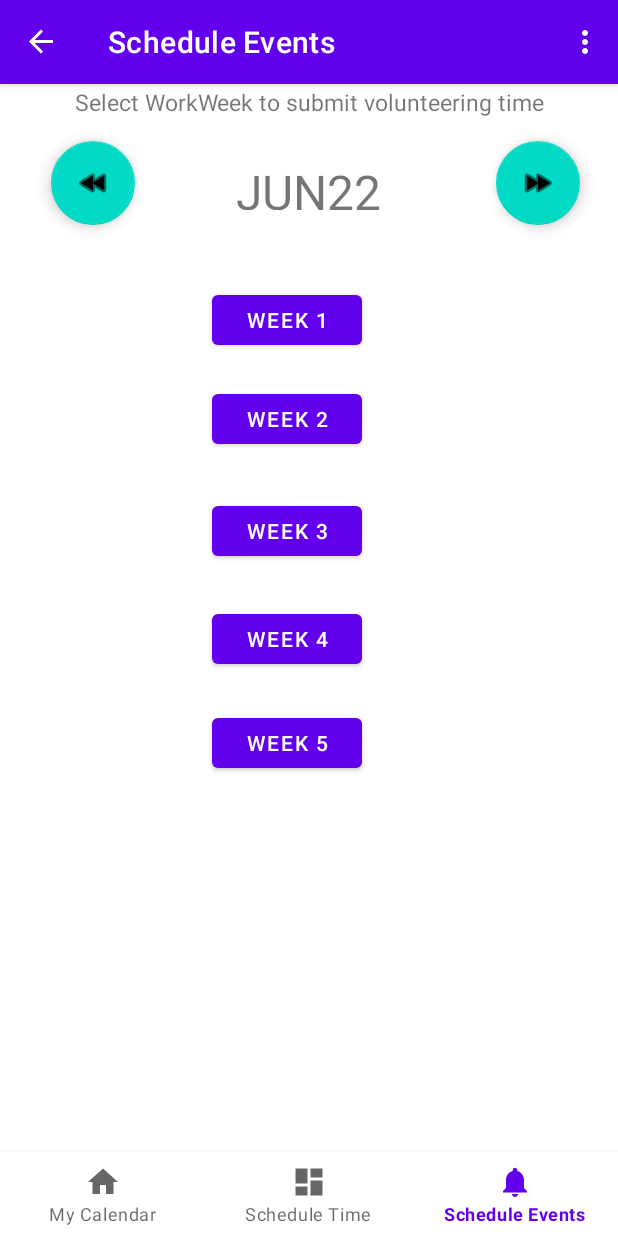
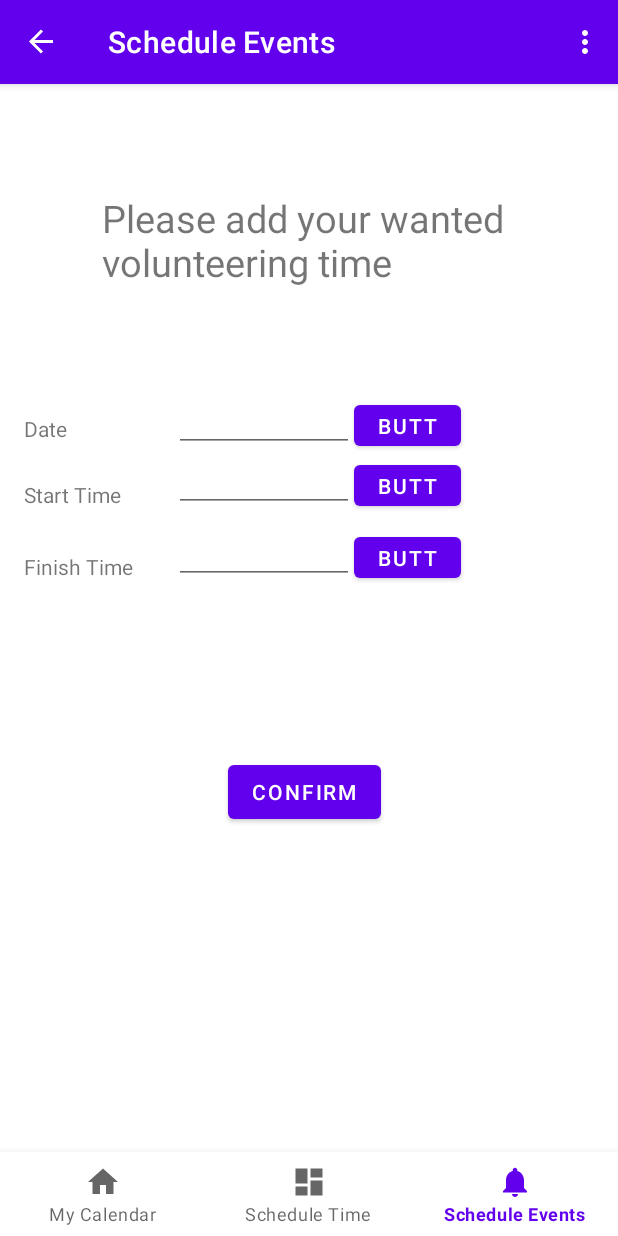
Before and after one commit to Lirseg/AndroidApp, an Android app: the NotificationsFragment screen opened through its navigation route, on a phone screen of 412 x 824 dp. Run offline under Robolectric (Android 15) with nearby library versions, the phone set to English and light mode, and no system bars; our stand-ins replace Firebase (no records; nobody signed in at launch, a user with empty details on screens opened directly), navigation-ui; libraries missing offline, so code that uses them is left out: com.applandeo.materialcalendarview; 4 statements that could not run were skipped.

```diff
--- a/app/build.gradle
+++ b/app/build.gradle
@@ -62,6 +62,10 @@ dependencies {
     implementation 'com.google.firebase:firebase-analytics'
     implementation 'com.google.firebase:firebase-auth'
     implementation 'com.google.firebase:firebase-firestore'
+    implementation 'com.firebaseui:firebase-ui-database:6.4.0'
+    implementation 'com.firebaseui:firebase-ui-firestore:4.3.1'
+
+
 
 
 }
--- a/app/src/main/AndroidManifest.xml
+++ b/app/src/main/AndroidManifest.xml
@@ -37,6 +37,12 @@
             android:exported="true">
 
         </activity>
+        <activity
+            android:name=".ui.dashboard.Schedule"
+            android:label="@string/app_name"
+            android:exported="true">
+
+        </activity>
     </application>
 
 </manifest>
--- a/app/src/main/java/com/example/myapplication/DB/EventListAdapter.java
+++ b/app/src/main/java/com/example/myapplication/DB/EventListAdapter.java
@@ -34,6 +34,7 @@ public class EventListAdapter extends ListAdapter<Event, EventViewHolder> {
         holder.bindRmv(current.getEventName(), a );
         holder.bindEdit(current.getEventName(),current.getEventDate(),current.getEventTimeFrom(),current.getEventTimeTo(),current.getNeeded(), a,root );
 
+        holder.bindSchedule(root, a);
 
     }
 
--- a/app/src/main/java/com/example/myapplication/MainActivity.java
+++ b/app/src/main/java/com/example/myapplication/MainActivity.java
@@ -63,10 +63,10 @@ public class MainActivity extends AppCompatActivity {
         NavigationUI.setupWithNavController(binding.navView, navController);
 
         if (extras != null) {
-            String value = extras.getString("userIs");
+            Boolean value = extras.getBoolean("admin");
             //The key argument here must match that used in the other activity
 
-            if (value.equals("admin" )){
+            if (value){
                 navView.getMenu().findItem(R.id.navigation_notifications).setVisible(false);
 
             }else{
--- a/app/src/main/java/com/example/myapplication/ui/dashboard/DashboardFragment.java
+++ b/app/src/main/java/com/example/myapplication/ui/dashboard/DashboardFragment.java
@@ -53,6 +53,7 @@ public class DashboardFragment extends Fragment {
         View root = binding.getRoot();
 
         RecyclerView recyclerView = root.findViewById(R.id.recyclerview);
+        System.out.println("this is test" + recyclerView);
         final EventListAdapter adapter = new EventListAdapter(new EventListAdapter.EventDiff(),getActivity(),root);
         recyclerView.setAdapter(adapter);
         recyclerView.setLayoutManager(new LinearLayoutManager(getContext()));
--- a/app/src/main/java/com/example/myapplication/ui/notifications/NotificationsFragment.java
+++ b/app/src/main/java/com/example/myapplication/ui/notifications/NotificationsFragment.java
@@ -1,5 +1,7 @@
 package com.example.myapplication.ui.notifications;
 
+import android.app.DatePickerDialog;
+import android.app.TimePickerDialog;
 import android.content.DialogInterface;
 import android.os.Build;
 import android.os.Bundle;
@@ -8,18 +10,26 @@ import android.view.View;
 import android.view.ViewGroup;
 import android.widget.ArrayAdapter;
 import android.widget.Button;
+import android.widget.DatePicker;
+import android.widget.EditText;
 import android.widget.ImageButton;
 import android.widget.ListView;
 import android.widget.TextView;
+import android.widget.TimePicker;
 
 import androidx.annotation.NonNull;
 import androidx.appcompat.app.AlertDialog;
 import androidx.fragment.app.Fragment;
 import androidx.lifecycle.ViewModelProvider;
 
+import com.example.myapplication.DB.EditEventActivity;
+import com.example.myapplication.DB.EventViewModel;
+import com.example.myapplication.FireBaseFireStore.DocSnippets;
+import com.example.myapplication.MainActivity;
 import com.example.myapplication.R;
 import com.example.myapplication.databinding.FragmentNotificationsBinding;
 import com.google.android.material.floatingactionbutton.FloatingActionButton;
+import com.google.firebase.auth.FirebaseAuth;
 
 
 import java.time.LocalDateTime;
@@ -36,6 +46,20 @@ public class NotificationsFragment extends Fragment {
 
 
     private FragmentNotificationsBinding binding;
+    private EditText mEditEventView1;
+    private EditText mEditEventView2;
+    private EditText mEditEventView3;
+    private EditText mEditEventView4;
+    private EditText mEditEventView5;
+    private EventViewModel mEventViewModel;
+    DatePickerDialog datePickerDialog;
+    TimePickerDialog timePickerDialog;
+    private int mYear, mMonth, mDay, mHour, mMinute;
+    int year;
+    int month;
+    int dayOfMonth;
+    Calendar calendar;
+    private FirebaseAuth mAuth;
 
     public View onCreateView(@NonNull LayoutInflater inflater,
                              ViewGroup container, Bundle savedInstanceState) {
@@ -46,110 +70,94 @@ public class NotificationsFragment extends Fragment {
 
         binding = FragmentNotificationsBinding.inflate(inflater, container, false);
         View root = binding.getRoot();
-
-        final TextView textView = binding.textNotifications;
-        notificationsViewModel.getText().observe(getViewLifecycleOwner(), textView::setText);
-
-        TextView textView2 = root.findViewById(R.id.ScheduleTime );
+        mEditEventView3 = root.findViewById(R.id.userScheduleDateTxt);
+        mEditEventView4 = root.findViewById(R.id.userScheduleSTimeTxt);
+        mEditEventView5 = root.findViewById(R.id.userScheduleFTimeTxt);
+        Button btn = root.findViewById(R.id.userScheduleDateBtn);
+        Button btn2 = root.findViewById(R.id.userScheduleSTimeBtn);
+        Button btn3 = root.findViewById(R.id.userScheduleFTimeBtn);
+        Button btn4 = root.findViewById(R.id.userScheduleConfirmBtn);
 
 
 
-
-        // Add a month
-        View.OnClickListener plusMonth = new View.OnClickListener() {
-            public void onClick(View v) {
-                TextView textView3 = root.findViewById(R.id.ScheduleTime );
-
-                if (android.os.Build.VERSION.SDK_INT >= android.os.Build.VERSION_CODES.O) {
-                    showing=showing.plusMonths(1);
-
-                    textView3.setText(showing.getMonth().toString().substring(0,3)+showing.getYear()%100);
-                }
-
-            }
-        };
-        // reduce a month
-        View.OnClickListener minusMonth = new View.OnClickListener() {
-            public void onClick(View v) {
-                TextView textView3 = root.findViewById(R.id.ScheduleTime );
-
-                if (android.os.Build.VERSION.SDK_INT >= android.os.Build.VERSION_CODES.O) {
-                    showing=showing.minusMonths(1);
-
-                    textView3.setText(showing.getMonth().toString().substring(0,3)+showing.getYear()%100);
-                }
-
-            }
-        };
-
-        Button btn1 = root.findViewById(R.id.week1);
-        Button btn2 = root.findViewById(R.id.week2);
-        Button btn3 = root.findViewById(R.id.week3);
-        Button btn4 = root.findViewById(R.id.week4);
-        Button btn5 = root.findViewById(R.id.week5);
-        // Find the ListView resource.
-//        mainListView = (ListView) root.findViewById( R.id.mainListView );
-//
-//        // Create and populate a List of  data.
-//        ArrayList<String> dataList = new ArrayList<String>();
-        LocalDateTime now = null;
-        if (Build.VERSION.SDK_INT >= Build.VERSION_CODES.O) {
-            now = LocalDateTime.now();
-            showing=now;
-            textView2.setText(now.getMonth().toString().substring(0,3)+now.getYear()%100);
-            Calendar calendar = Calendar.getInstance();
-//            btn1.setText(String.valueOf(calendar.getActualMaximum(Calendar.WEEK_OF_MONTH)));
-
-        }
-
-        btn1.setOnClickListener(new View.OnClickListener() {
+        btn.setOnClickListener(new View.OnClickListener() {
             @Override
             public void onClick(View view) {
-                AlertDialog alertDialog = new AlertDialog.Builder(root.getContext()).create();
-                alertDialog.setTitle("Alert");
-                alertDialog.setMessage("Alert message to be shown");
-                alertDialog.setButton(AlertDialog.BUTTON_NEUTRAL, "OK",
-                        new DialogInterface.OnClickListener() {
-                            public void onClick(DialogInterface dialog, int which) {
-                                dialog.dismiss();
+                calendar = Calendar.getInstance();
+                year = calendar.get(Calendar.YEAR);
+                month = calendar.get(Calendar.MONTH);
+                dayOfMonth = calendar.get(Calendar.DAY_OF_MONTH);
+                datePickerDialog = new DatePickerDialog(root.getContext(),
+                        new DatePickerDialog.OnDateSetListener() {
+                            @Override
+                            public void onDateSet(DatePicker datePicker, int year, int month, int day) {
+                                mEditEventView3.setText(day + "\\" + (month + 1) + "\\" + year);
                             }
-                        });
-                alertDialog.show();
+                        }, year, month, dayOfMonth);
+                datePickerDialog.getDatePicker().setMinDate(System.currentTimeMillis());
+                datePickerDialog.show();
+            }
+        });
+        btn2.setOnClickListener(new View.OnClickListener() {
+            @Override
+            public void onClick(View view) {
+                calendar = Calendar.getInstance();
+                year = calendar.get(Calendar.YEAR);
+                month = calendar.get(Calendar.MONTH);
+                dayOfMonth = calendar.get(Calendar.DAY_OF_MONTH);
+                timePickerDialog = new TimePickerDialog(root.getContext(),
+                        new TimePickerDialog.OnTimeSetListener() {
+                            @Override
+                            public void onTimeSet(TimePicker timePicker, int hourOfDay, int minute) {
+                                if(hourOfDay<10)
+                                    hourOfDay=0+hourOfDay;
+                                if(minute<10)
+                                    minute=0+minute;
+                                mEditEventView4.setText(String.format("%02d:%02d", hourOfDay, minute));
+                            }
+                        }, mHour, mMinute, false);
+                timePickerDialog.show();
+            }
+        });
+        btn3.setOnClickListener(new View.OnClickListener() {
+            @Override
+            public void onClick(View view) {
+                calendar = Calendar.getInstance();
+                year = calendar.get(Calendar.YEAR);
+                month = calendar.get(Calendar.MONTH);
+                dayOfMonth = calendar.get(Calendar.DAY_OF_MONTH);
+                timePickerDialog = new TimePickerDialog(root.getContext(),
+                        new TimePickerDialog.OnTimeSetListener() {
+                            @Override
+                            public void onTimeSet(TimePicker timePicker, int hourOfDay, int minute) {
+                                mEditEventView5.setText(String.format("%02d:%02d", hourOfDay, minute));
+                            }
+                        }, mHour, mMinute, false);
+                timePickerDialog.show();
             }
         });
 
-        FloatingActionButton fab = root.findViewById(R.id.floatingActionButton3);
-        fab.setOnClickListener(plusMonth);
-        FloatingActionButton fab2 = root.findViewById(R.id.floatingActionButton4);
-        fab2.setOnClickListener(minusMonth);
+        btn4.setOnClickListener(new View.OnClickListener() {
+            @Override
+            public void onClick(View view) {
+                FirebaseAuth user = FirebaseAuth.getInstance();
+                System.out.println(( !mEditEventView4.getText().toString().isEmpty() && !mEditEventView3.getText().toString().isEmpty() && !mEditEventView5.getText().toString().isEmpty()));
+                if( !mEditEventView4.getText().toString().isEmpty() && !mEditEventView3.getText().toString().isEmpty() && !mEditEventView5.getText().toString().isEmpty()) {
+                    System.out.println("in");
+                    DocSnippets.userScheduleTime(user.getUid(), mEditEventView3.getText().toString(),
+                            mEditEventView4.getText().toString(), mEditEventView5.getText().toString());
+                    mEditEventView3.setText("");
+                    mEditEventView4.setText("");
+                    mEditEventView5.setText("");
+
+                }
+            }
+        });
 
 
 
 
 
-
-
-
-//        int workweek =0;
-//
-//        if (Build.VERSION.SDK_INT >= Build.VERSION_CODES.O) {
-//            workweek = (now.toLocalDate().getDayOfYear() / 7) +1;
-//        }
-//
-//        for (int i =0; i<52 ;i++){
-//            if(workweek>52)
-//                workweek-=52;
-//            dataList.add(String.valueOf(workweek));
-//            workweek++;
-//        }
-//
-//
-//
-//        // Create ArrayAdapter using the data list.
-//        listAdapter = new ArrayAdapter<String>(getContext(), R.layout.simplerow, dataList);
-//
-//        // Set the ArrayAdapter as the ListView's adapter.
-//        mainListView.setAdapter( listAdapter );
 
         return root;
     }
--- a/app/src/main/res/layout/fragment_notifications.xml
+++ b/app/src/main/res/layout/fragment_notifications.xml
@@ -6,135 +6,115 @@
     android:layout_height="match_parent"
     tools:context=".ui.notifications.NotificationsFragment">
 
-<!--    <ListView-->
-<!--        android:id="@+id/mainListView"-->
-<!--        android:layout_width="fill_parent"-->
-<!--        android:layout_height="fill_parent"-->
-<!--        app:layout_constraintBottom_toBottomOf="parent"-->
-<!--        app:layout_constraintEnd_toEndOf="parent"-->
-<!--        app:layout_constraintHorizontal_bias="0.0"-->
-<!--        app:layout_constraintStart_toStartOf="parent"-->
-<!--        app:layout_constraintTop_toTopOf="parent"-->
-<!--        app:layout_constraintVertical_bias="0.0"-->
-<!--        android:layout_marginTop="25dp">-->
+    <Button
+        android:id="@+id/userScheduleDateBtn"
+        android:layout_width="71dp"
+        android:layout_height="39dp"
+        android:layout_marginStart="236dp"
+        android:layout_marginTop="208dp"
+        android:text="Button"
+        app:layout_constraintStart_toStartOf="parent"
+        app:layout_constraintTop_toTopOf="parent" />
 
+    <EditText
+        android:id="@+id/userScheduleSTimeTxt"
+        android:layout_width="120dp"
+        android:layout_height="37dp"
+        android:layout_marginStart="116dp"
+        android:layout_marginTop="248dp"
+        android:inputType="text"
+        app:layout_constraintStart_toStartOf="parent"
+        app:layout_constraintTop_toTopOf="parent" />
 
-<!--    </ListView>-->
-    <TextView
-        android:id="@+id/text_notifications"
-        android:layout_width="match_parent"
-        android:layout_height="wrap_content"
-        android:layout_marginStart="8dp"
-        android:layout_marginTop="1dp"
-        android:layout_marginEnd="8dp"
-        android:textAlignment="center"
-        android:textSize="15sp"
-        app:layout_constraintBottom_toBottomOf="parent"
-        app:layout_constraintEnd_toEndOf="parent"
-        app:layout_constraintHorizontal_bias="0.0"
+    <EditText
+        android:id="@+id/userScheduleFTimeTxt"
+        android:layout_width="120dp"
+        android:layout_height="37dp"
+        android:layout_marginStart="116dp"
+        android:layout_marginTop="296dp"
+        android:inputType="text"
         app:layout_constraintStart_toStartOf="parent"
-        app:layout_constraintTop_toTopOf="parent"
-        app:layout_constraintVertical_bias="0.0"/>
+        app:layout_constraintTop_toTopOf="parent" />
 
     <TextView
-        android:id="@+id/ScheduleTime"
-        android:textSize="32dp"
-        android:textAlignment="center"
-        android:layout_width="198dp"
-        android:layout_height="34dp"
-        android:text="TextView"
-        app:layout_constraintBottom_toBottomOf="parent"
-        app:layout_constraintEnd_toEndOf="parent"
-        app:layout_constraintHorizontal_bias="0.497"
-        app:layout_constraintStart_toStartOf="parent"
-        app:layout_constraintTop_toTopOf="parent"
-        app:layout_constraintVertical_bias="0.068" />
-
-    <com.google.android.material.floatingactionbutton.FloatingActionButton
-        android:id="@+id/floatingActionButton3"
+        android:id="@+id/FTimeLable"
         android:layout_width="wrap_content"
         android:layout_height="wrap_content"
-        android:clickable="true"
-        android:src="@android:drawable/ic_media_ff"
-        app:layout_constraintBottom_toBottomOf="parent"
-        app:layout_constraintEnd_toEndOf="parent"
-        app:layout_constraintHorizontal_bias="0.929"
+        android:layout_marginStart="16dp"
+        android:layout_marginTop="312dp"
+        android:text="Finish Time"
         app:layout_constraintStart_toStartOf="parent"
-        app:layout_constraintTop_toTopOf="parent"
-        app:layout_constraintVertical_bias="0.053" />
+        app:layout_constraintTop_toTopOf="parent" />
 
-    <com.google.android.material.floatingactionbutton.FloatingActionButton
-        android:id="@+id/floatingActionButton4"
+    <Button
+        android:id="@+id/userScheduleFTimeBtn"
+        android:layout_width="71dp"
+        android:layout_height="39dp"
+        android:layout_marginStart="236dp"
+        android:layout_marginTop="296dp"
+        android:text="Button"
+        app:layout_constraintStart_toStartOf="parent"
+        app:layout_constraintTop_toTopOf="parent" />
+
+    <TextView
+        android:id="@+id/STimeLable"
         android:layout_width="wrap_content"
         android:layout_height="wrap_content"
-        android:clickable="true"
-        android:src="@android:drawable/ic_media_rew"
-        app:layout_constraintBottom_toBottomOf="parent"
-        app:layout_constraintEnd_toEndOf="parent"
-        app:layout_constraintHorizontal_bias="0.095"
+        android:layout_marginStart="16dp"
+        android:layout_marginTop="264dp"
+        android:text="Start Time"
         app:layout_constraintStart_toStartOf="parent"
-        app:layout_constraintTop_toTopOf="parent"
-        app:layout_constraintVertical_bias="0.053"
-        tools:ignore="SpeakableTextPresentCheck" />
+        app:layout_constraintTop_toTopOf="parent" />
+
+    <TextView
+        android:id="@+id/DateLable"
+        android:layout_width="wrap_content"
+        android:layout_height="wrap_content"
+        android:layout_marginStart="16dp"
+        android:layout_marginTop="220dp"
+        android:text="Date"
+        app:layout_constraintStart_toStartOf="parent"
+        app:layout_constraintTop_toTopOf="parent" />
 
     <Button
-        android:id="@+id/week2"
-        android:layout_width="100dp"
-        android:layout_height="45dp"
-        android:text="Week 2"
-        app:layout_constraintBottom_toBottomOf="parent"
-        app:layout_constraintEnd_toEndOf="parent"
-        app:layout_constraintHorizontal_bias="0.453"
+        android:id="@+id/userScheduleSTimeBtn"
+        android:layout_width="71dp"
+        android:layout_height="39dp"
+        android:layout_marginStart="236dp"
+        android:layout_marginTop="248dp"
+        android:text="Button"
         app:layout_constraintStart_toStartOf="parent"
-        app:layout_constraintTop_toTopOf="parent"
-        app:layout_constraintVertical_bias="0.278" />
+        app:layout_constraintTop_toTopOf="parent" />
+
+    <EditText
+        android:id="@+id/userScheduleDateTxt"
+        android:layout_width="120dp"
+        android:layout_height="37dp"
+        android:layout_marginStart="116dp"
+        android:layout_marginTop="208dp"
+        android:inputType="text"
+        app:layout_constraintStart_toStartOf="parent"
+        app:layout_constraintTop_toTopOf="parent" />
+
+    <TextView
+        android:id="@+id/textView9"
+        android:layout_width="268dp"
+        android:layout_height="67dp"
+        android:layout_marginStart="68dp"
+        android:layout_marginTop="72dp"
+        android:text="Please add your wanted volunteering time"
+        android:textSize="25dp"
+        app:layout_constraintStart_toStartOf="parent"
+        app:layout_constraintTop_toTopOf="parent" />
 
     <Button
-        android:id="@+id/week5"
-        android:layout_width="100dp"
-        android:layout_height="45dp"
-        android:text="Week 5"
-        app:layout_constraintBottom_toBottomOf="parent"
-        app:layout_constraintEnd_toEndOf="parent"
-        app:layout_constraintHorizontal_bias="0.453"
+        android:id="@+id/userScheduleConfirmBtn"
+        android:layout_width="wrap_content"
+        android:layout_height="wrap_content"
+        android:layout_marginStart="152dp"
+        android:layout_marginTop="448dp"
+        android:text="Confirm"
         app:layout_constraintStart_toStartOf="parent"
-        app:layout_constraintTop_toTopOf="parent"
-        app:layout_constraintVertical_bias="0.577" />
-
-    <Button
-        android:id="@+id/week1"
-        android:layout_width="100dp"
-        android:layout_height="45dp"
-        android:text="Week 1"
-        app:layout_constraintBottom_toBottomOf="parent"
-        app:layout_constraintEnd_toEndOf="parent"
-        app:layout_constraintHorizontal_bias="0.453"
-        app:layout_constraintStart_toStartOf="parent"
-        app:layout_constraintTop_toTopOf="parent"
-        app:layout_constraintVertical_bias="0.186" />
-
-    <Button
-        android:id="@+id/week3"
-        android:layout_width="100dp"
-        android:layout_height="45dp"
-        android:text="Week 3"
-        app:layout_constraintBottom_toBottomOf="parent"
-        app:layout_constraintEnd_toEndOf="parent"
-        app:layout_constraintHorizontal_bias="0.453"
-        app:layout_constraintStart_toStartOf="parent"
-        app:layout_constraintTop_toTopOf="parent"
-        app:layout_constraintVertical_bias="0.381" />
-
-    <Button
-        android:id="@+id/week4"
-        android:layout_width="100dp"
-        android:layout_height="45dp"
-        android:text="Week 4"
-        app:layout_constraintBottom_toBottomOf="parent"
-        app:layout_constraintEnd_toEndOf="parent"
-        app:layout_constraintHorizontal_bias="0.453"
-        app:layout_constraintStart_toStartOf="parent"
-        app:layout_constraintTop_toTopOf="parent"
-        app:layout_constraintVertical_bias="0.481" />
+        app:layout_constraintTop_toTopOf="parent" />
 
 </androidx.constraintlayout.widget.ConstraintLayout>
--- a/app/src/main/res/layout/recycler_view_item.xml
+++ b/app/src/main/res/layout/recycler_view_item.xml
@@ -1,5 +1,6 @@
 <?xml version="1.0" encoding="utf-8"?>
 <androidx.constraintlayout.widget.ConstraintLayout
+    android:id = "@+id/containerID"
     xmlns:android="http://schemas.android.com/apk/res/android"
     xmlns:app="http://schemas.android.com/apk/res-auto"
     xmlns:tools="http://schemas.android.com/tools"
```
Also changed, not shown: app/src/main/java/com/example/myapplication/DB/EventViewHolder.java (+13 -0 lines), app/src/main/java/com/example/myapplication/DB/users.java (added, +14 -0 lines), app/src/main/java/com/example/myapplication/FireBaseFireStore/DocSnippets.java (+26 -4 lines), app/src/main/java/com/example/myapplication/ui/dashboard/Schedule.java (added, +112 -0 lines), app/src/main/java/com/example/myapplication/ui/login/LoginActivity.java (+20 -11 lines), app/src/main/res/layout/mysimplerow.xml (added, +34 -0 lines), app/src/main/res/layout/schedule.xml (added, +77 -0 lines), gradle.properties (+9 -13 lines).
